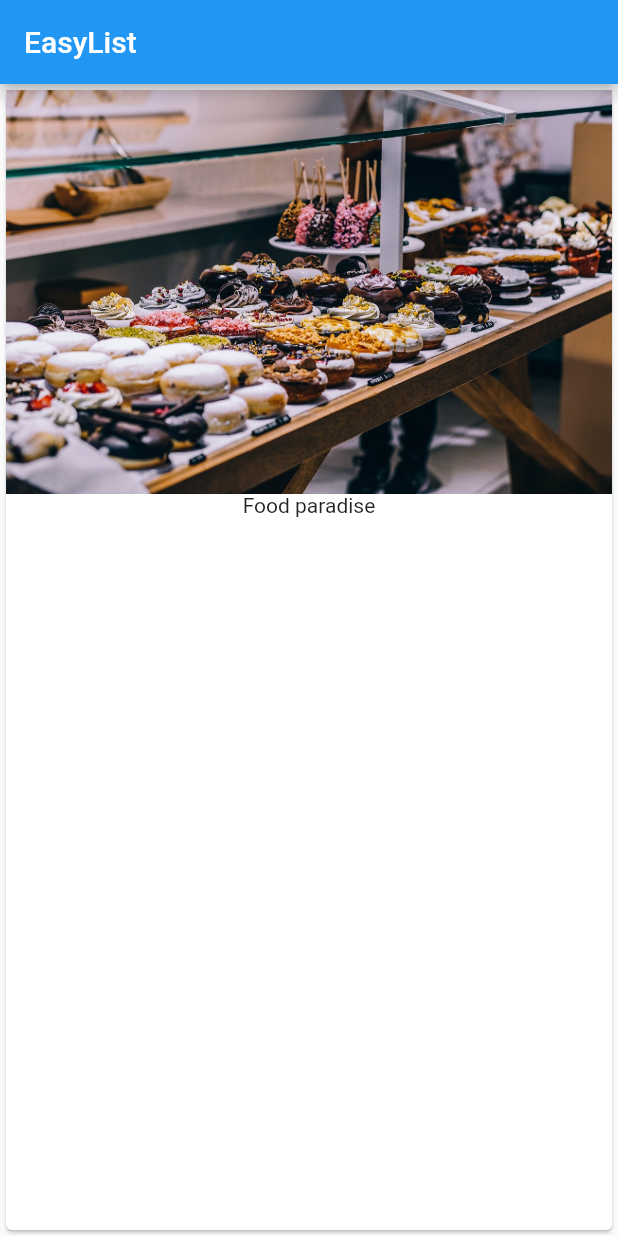
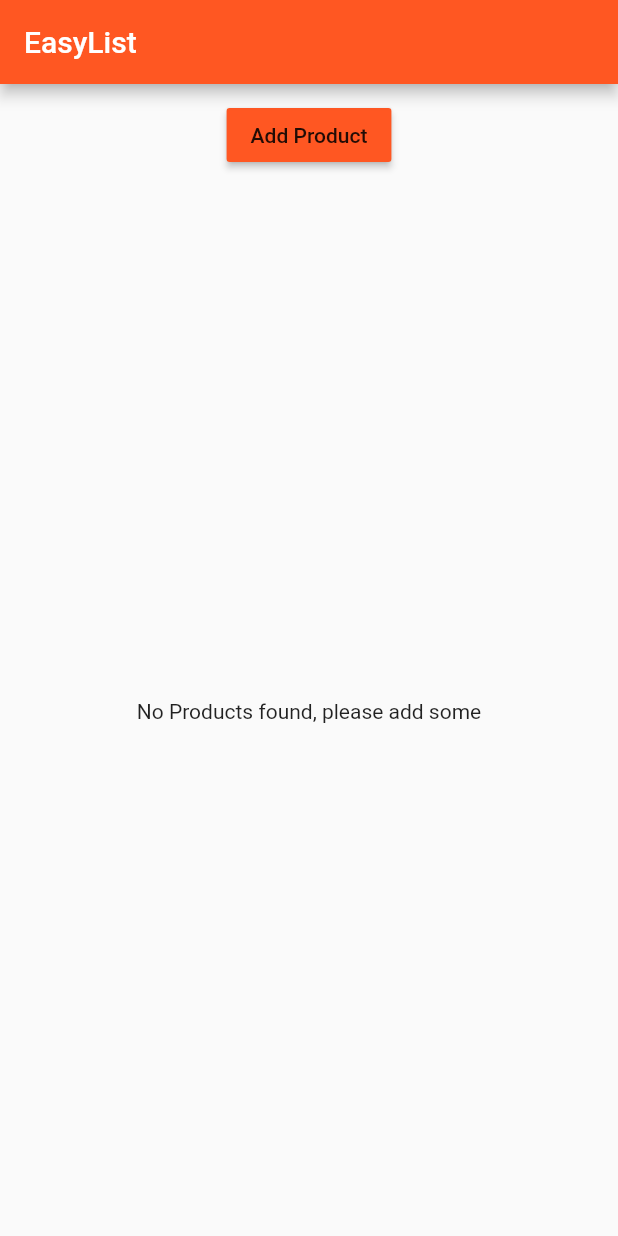
Before and after one commit to xtzaferis/flutter_app, a Flutter app: the screen it shows after launch, on a phone screen of 412 x 824 dp. Run offline on Flutter 3.47's test engine with Material 2 defaults, Android fonts, the phone set to English and light mode, and no system bars.

Commit message:
added products and navigation

```diff
--- a/lib/main.dart
+++ b/lib/main.dart
@@ -1,20 +1,19 @@
 import 'package:flutter/material.dart';
+import './pages/home.dart';
 
 void main() => runApp(MyApp());
 
 class MyApp extends StatelessWidget {
+
   @override
   Widget build(BuildContext context) {
     return MaterialApp(
-      home: Scaffold(
-        appBar: AppBar(
-          title: Text('EasyList'),
-        ),
-        body: Card(child: Column(children: <Widget>[
-          Image.asset('assets/food.jpg'),
-          Text('Food paradise')
-        ],),),
+      theme: ThemeData(
+        brightness: Brightness.light,
+        primarySwatch: Colors.deepOrange,
+        accentColor: Colors.deepPurple
       ),
+      home: HomePage()
     );
   }
 }
--- /dev/null
+++ b/lib/pages/home.dart
@@ -0,0 +1,14 @@
+import 'package:flutter/material.dart';
+import '../product_manager.dart';
+
+class HomePage extends StatelessWidget {
+  @override
+  Widget build(BuildContext context) {
+    return Scaffold(
+        appBar: AppBar(
+          title: Text('EasyList'),
+        ),
+        body: ProductManager()
+      );
+  }
+}
--- /dev/null
+++ b/lib/pages/product.dart
@@ -0,0 +1,16 @@
+import 'package:flutter/material.dart';
+import '../product_manager.dart';
+
+class ProductPage extends StatelessWidget {
+  @override
+  Widget build(BuildContext context) {
+    return Scaffold(
+        appBar: AppBar(
+          title: Text('Product Detail'),
+        ),
+        body: Center(
+          child: Text('On the Product Page'),
+        )
+      );
+  }
+}
--- /dev/null
+++ b/lib/product_control.dart
@@ -0,0 +1,19 @@
+import 'package:flutter/material.dart';
+
+class ProductControl extends StatelessWidget {
+  final Function addProduct;
+
+  ProductControl(this.addProduct);
+
+  @override
+  Widget build(BuildContext context) {
+    return RaisedButton(
+              color: Theme.of(context).primaryColor,
+              onPressed: () {
+                addProduct('maksimos');
+              },
+              child: Text('Add Product')
+          );
+  }
+
+}
--- /dev/null
+++ b/lib/product_manager.dart
@@ -0,0 +1,44 @@
+import 'package:flutter/material.dart';
+import './products.dart';
+import './product_control.dart';
+
+class ProductManager extends StatefulWidget {
+  final String startingProduct;
+
+  ProductManager({this.startingProduct});
+
+  @override
+  State<StatefulWidget> createState() {
+    return _ProductManagerState();
+  }
+}
+
+class _ProductManagerState extends State<ProductManager> {
+  List<String> _products = [];
+
+  @override
+  void initState() {
+    if (widget.startingProduct != null) {
+      _products.add(widget.startingProduct);
+    }
+    super.initState();
+  }
+
+  @override
+  Widget build(BuildContext context) {
+    return Column(children: <Widget>[
+        Container(
+          margin: EdgeInsets.all(10.0),
+          child: ProductControl(_addProduct)
+        ),
+        Expanded(child: Products(_products))
+      ]
+    );
+  }
+
+  void _addProduct(String product) {
+    setState(() {
+      _products.add(product);
+    });
+  }
+}
--- /dev/null
+++ b/lib/products.dart
@@ -0,0 +1,50 @@
+import 'package:flutter/material.dart';
+import './pages/product.dart';
+
+class Products extends StatelessWidget {
+  final List<String> products;
+
+  Products(this.products);
+
+  Widget _buildProductItem(BuildContext context, int index) {
+    return Card(
+      child: Column(
+        children: <Widget>[
+          Image.asset('assets/food.jpg'),
+          Text(products[index]),
+          ButtonBar(
+            alignment: MainAxisAlignment.center,
+            children: <Widget>[
+              FlatButton(
+                onPressed: () => Navigator.push(
+                      context,
+                      MaterialPageRoute(
+                        builder: (BuildContext context) => ProductPage(),
+                      ),
+                    ),
+                child: Text('Details'))
+            ]
+          )
+        ],
+      ),
+    );
+  }
+
+  Widget _buildProductList() {
+    Widget productCards =
+        Center(child: Text('No Products found, please add some'));
+    if (products.length > 0) {
+      productCards = ListView.builder(
+        itemBuilder: _buildProductItem,
+        itemCount: products.length,
+      );
+    }
+
+    return productCards;
+  }
+
+  @override
+  Widget build(BuildContext context) {
+    return _buildProductList();
+  }
+}
```
